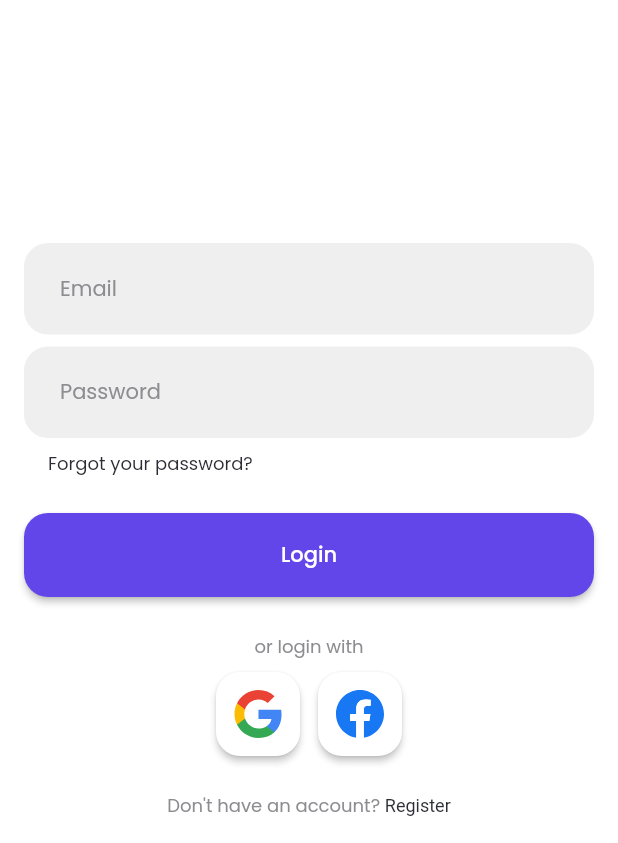
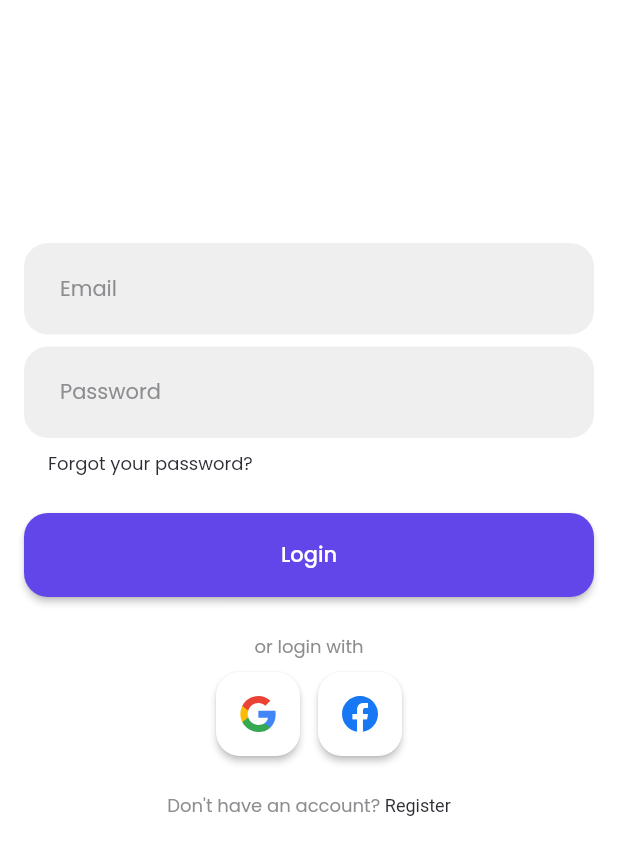
Before and after one commit to ggalambas/mywaiter_ui, a Flutter app: the screen it shows after launch, on a phone screen of 412 x 824 dp, the part 393-1236 px from its top. Run offline on Flutter 3.47's test engine with Material 2 defaults, Android fonts, the phone set to English and light mode, and no system bars; our stand-ins replace flutter_svg, google_fonts, lucide_icons.

Commit message:
social button

```diff
--- a/lib/pages/login_page.dart
+++ b/lib/pages/login_page.dart
@@ -75,33 +75,9 @@ class LoginPage extends StatelessWidget {
                         Row(
                           mainAxisAlignment: MainAxisAlignment.center,
                           children: [
-                            ElevatedButton(
-                              style: ElevatedButton.styleFrom(
-                                minimumSize: Size.square(56),
-                                primary: Colors.white,
-                                onPrimary: Colors.redAccent,
-                                padding: EdgeInsets.zero,
-                              ),
-                              onPressed: () {},
-                              child: SvgPicture.asset(
-                                'assets/google.svg',
-                                height: 32,
-                              ),
-                            ),
+                            _SocialButton('assets/google.svg'),
                             SizedBox(width: 12),
-                            ElevatedButton(
-                              style: ElevatedButton.styleFrom(
-                                minimumSize: Size.square(56),
-                                primary: Colors.white,
-                                onPrimary: Colors.blueAccent,
-                                padding: EdgeInsets.zero,
-                              ),
-                              onPressed: () {},
-                              child: SvgPicture.asset(
-                                'assets/facebook.svg',
-                                height: 32,
-                              ),
-                            ),
+                            _SocialButton('assets/facebook.svg'),
                           ],
                         ),
                         SizedBox(height: 24),
@@ -133,3 +109,22 @@ class LoginPage extends StatelessWidget {
     );
   }
 }
+
+class _SocialButton extends StatelessWidget {
+  final String assetName;
+  const _SocialButton(this.assetName);
+
+  @override
+  Widget build(BuildContext context) {
+    return ElevatedButton(
+      style: ElevatedButton.styleFrom(
+        minimumSize: Size.square(56),
+        primary: Colors.white,
+        onPrimary: Colors.redAccent,
+        padding: EdgeInsets.zero,
+      ),
+      onPressed: () {},
+      child: SvgPicture.asset(assetName, height: 24),
+    );
+  }
+}
```
